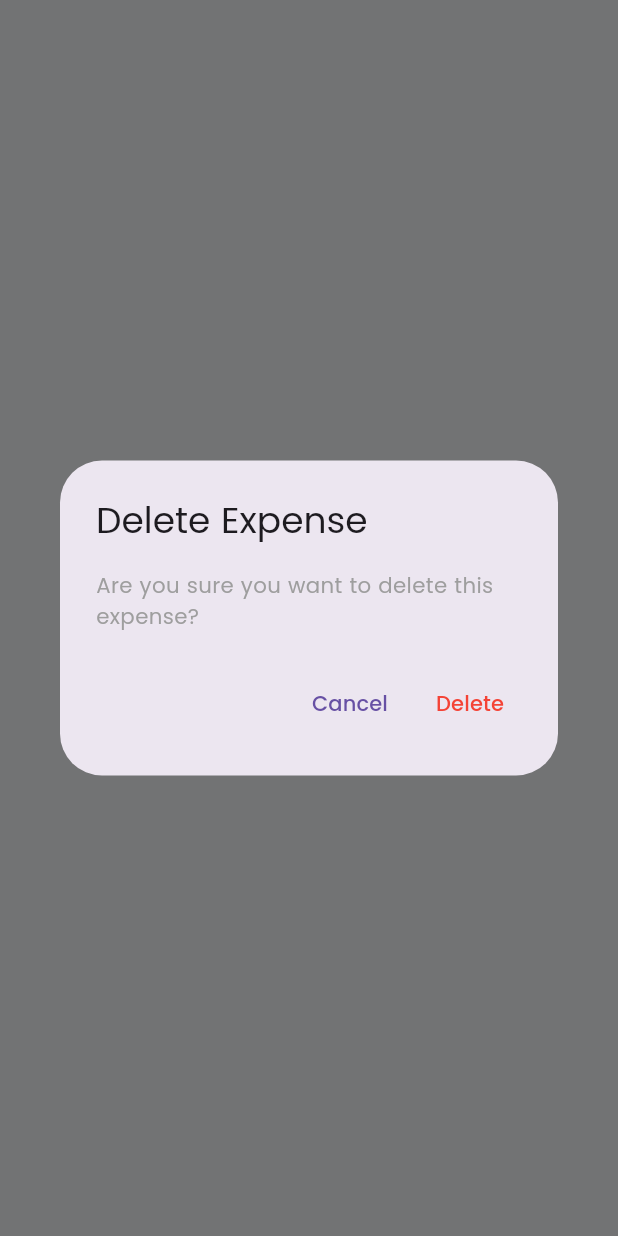
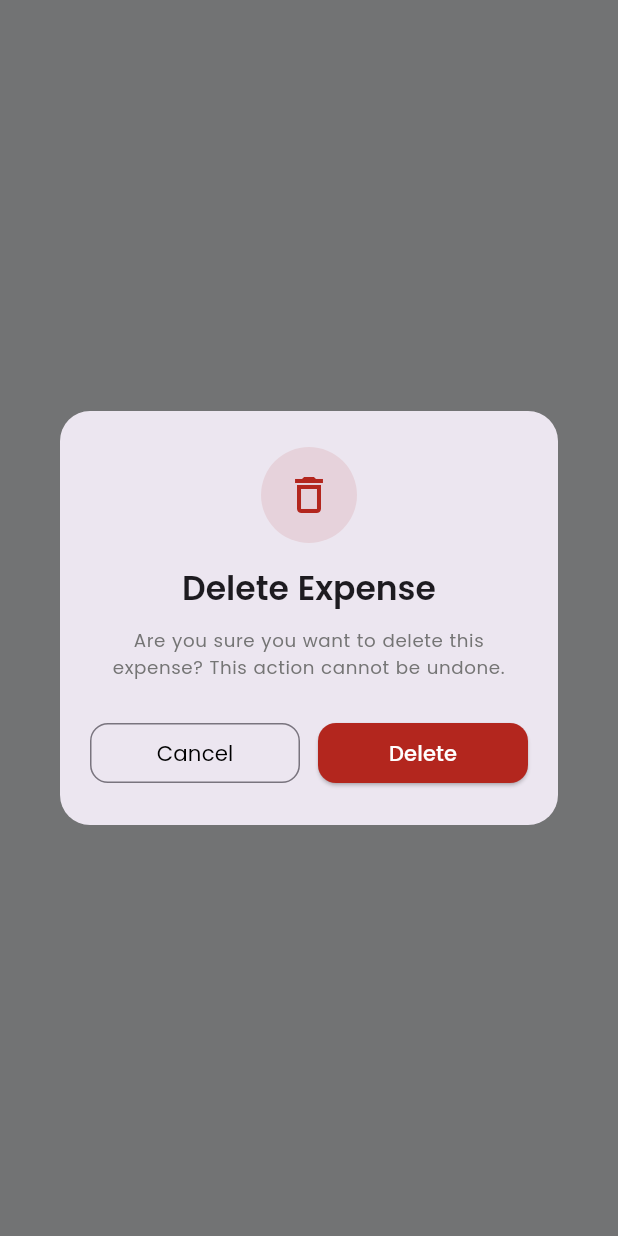
Before and after one commit to themohabgamal/inovola_task, a Flutter app: what showDeleteConfirmation() shows on an empty page, opened directly, on a phone screen of 412 x 824 dp. Run offline on Flutter 3.47's test engine with Material 3 defaults, Android fonts, the phone set to English and light mode, and no system bars; our stand-ins replace bloc, cached_network_image, dio, dropdown_button2, equatable, flutter_animate and 9 more; accounts and stored records are empty; network calls fail.

```diff
--- a/lib/features/dashboard/presentation/bloc/dashboard_bloc.dart
+++ b/lib/features/dashboard/presentation/bloc/dashboard_bloc.dart
@@ -84,13 +84,16 @@ class DashboardBloc extends Bloc<DashboardEvent, DashboardState> {
       // Calculate next page
       final nextOffset = event.offset;
       final limit = event.limit;
+      if (nextOffset >= _allExpenses.length) {
+        _hasMore = false;
+        return; // nothing more to load
+      }
 
       final nextEndIndex = nextOffset + limit;
       final nextPageExpenses = _allExpenses.sublist(
         nextOffset,
         nextEndIndex > _allExpenses.length ? _allExpenses.length : nextEndIndex,
       );
-
       _currentPageExpenses.addAll(nextPageExpenses);
       _hasMore = nextEndIndex < _allExpenses.length;
 
--- a/lib/features/dashboard/presentation/pages/widgets/delete_confirmation_dialog.dart
+++ b/lib/features/dashboard/presentation/pages/widgets/delete_confirmation_dialog.dart
@@ -1,23 +1,90 @@
 import 'package:flutter/material.dart';
+import 'package:inovola_task/core/constants/app_text_styles.dart';
 
 Future<bool> showDeleteConfirmation(BuildContext context) async {
+  final theme = Theme.of(context);
+
   return await showDialog<bool>(
         context: context,
+        barrierDismissible: true,
         builder: (BuildContext context) {
-          return AlertDialog(
-            title: Text('Delete Expense'),
-            content: Text('Are you sure you want to delete this expense?'),
-            actions: [
-              TextButton(
-                onPressed: () => Navigator.of(context).pop(false),
-                child: Text('Cancel'),
+          return Dialog(
+            shape: RoundedRectangleBorder(
+              borderRadius: BorderRadius.circular(20),
+            ),
+            child: Padding(
+              padding: const EdgeInsets.symmetric(horizontal: 20, vertical: 24),
+              child: Column(
+                mainAxisSize: MainAxisSize.min,
+                children: [
+                  // Icon
+                  CircleAvatar(
+                    radius: 32,
+                    backgroundColor: theme.colorScheme.error.withOpacity(0.1),
+                    child: Icon(
+                      Icons.delete_outline,
+                      color: theme.colorScheme.error,
+                      size: 32,
+                    ),
+                  ),
+                  const SizedBox(height: 16),
+
+                  // Title
+                  Text(
+                    'Delete Expense',
+                    style: theme.textTheme.titleLarge?.copyWith(
+                      fontWeight: FontWeight.w600,
+                    ),
+                    textAlign: TextAlign.center,
+                  ),
+                  const SizedBox(height: 12),
+
+                  // Subtitle
+                  Text(
+                    'Are you sure you want to delete this expense? This action cannot be undone.',
+                    style: theme.textTheme.bodySmall?.copyWith(
+                      color: Colors.grey[600],
+                    ),
+                    textAlign: TextAlign.center,
+                  ),
+                  const SizedBox(height: 24),
+
+                  // Buttons
+                  Row(
+                    children: [
+                      Expanded(
+                        child: OutlinedButton(
+                          onPressed: () => Navigator.of(context).pop(false),
+                          style: OutlinedButton.styleFrom(
+                            shape: RoundedRectangleBorder(
+                              borderRadius: BorderRadius.circular(12),
+                            ),
+                          ),
+                          child: Text(
+                            'Cancel',
+                            style: AppTextStyles.font14Weight400Black,
+                          ),
+                        ),
+                      ),
+                      const SizedBox(width: 12),
+                      Expanded(
+                        child: ElevatedButton(
+                          onPressed: () => Navigator.of(context).pop(true),
+                          style: ElevatedButton.styleFrom(
+                            backgroundColor: theme.colorScheme.error,
+                            foregroundColor: Colors.white,
+                            shape: RoundedRectangleBorder(
+                              borderRadius: BorderRadius.circular(12),
+                            ),
+                          ),
+                          child: const Text('Delete'),
+                        ),
+                      ),
+                    ],
+                  ),
+                ],
               ),
-              TextButton(
-                onPressed: () => Navigator.of(context).pop(true),
-                style: TextButton.styleFrom(foregroundColor: Colors.red),
-                child: Text('Delete'),
-              ),
-            ],
+            ),
           );
         },
       ) ??
--- a/lib/main.dart
+++ b/lib/main.dart
@@ -1,6 +1,5 @@
 import 'package:flutter/material.dart';
 import 'package:flutter_screenutil/flutter_screenutil.dart';
-import 'package:hive/hive.dart';
 import 'package:inovola_task/core/di/dependency_injection.dart';
 import 'package:inovola_task/core/routing/app_router.dart';
 import 'package:inovola_task/core/routing/routes.dart';
--- a/pubspec.yaml
+++ b/pubspec.yaml
@@ -31,6 +31,7 @@ dependencies:
   # Database
   hive: ^2.2.3
   hive_flutter: ^1.1.0
+  shared_preferences: ^2.5.3
 
 dev_dependencies:
   flutter_lints: ^5.0.0
```
Also changed, not shown: lib/features/add_expense/data/repositories/helpers/hive_data_helpers.dart (+31 -1 lines), lib/features/add_expense/presentation/ui/widgets/form_section.dart (+20 -7 lines), lib/features/add_expense/presentation/widgets/category_item.dart (+10 -4 lines), lib/features/dashboard/data/datasources/dashboard_local_datasource.dart (+17 -1 lines), lib/features/dashboard/presentation/pages/widgets/expense_item.dart (+5 -4 lines), lib/features/dashboard/presentation/pages/widgets/expense_list.dart (+50 -15 lines), lib/features/dashboard/presentation/pages/widgets/expense_tutorial_controller.dart (+40 -23 lines), pubspec.lock, 5 other files.
